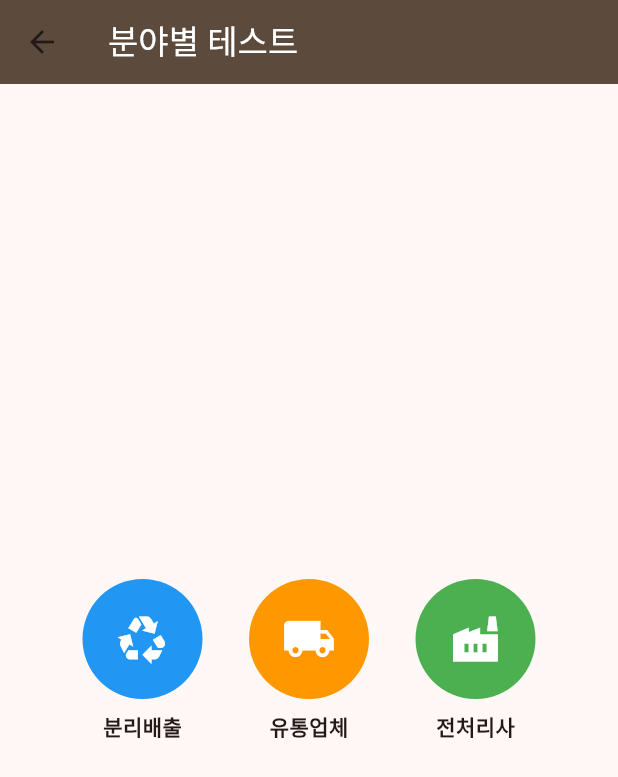
After one commit to doyoon323/BrownSkin-Project, a Flutter app: the Tester screen opened directly, on a phone screen of 412 x 824 dp. The commit adds this screen. Shown: the top 777 px of the screen. Run offline on Flutter 3.47's test engine with Material 3 defaults, Android fonts, the phone set to English and light mode, and no system bars; our stand-ins replace geolocator, google_maps_flutter, percent_indicator, shared_preferences; missing offline and left inert: daum_postcode_view; accounts and stored records are empty; network calls fail.

Commit message:
feat : 시연용 앱 제작

```diff
--- a/lib/main.dart
+++ b/lib/main.dart
@@ -22,6 +22,7 @@ void main() async {
 
 class MyApp extends StatelessWidget {
   final String? initialToken;
+
   const MyApp({super.key, required this.initialToken});
 
   @override
--- /dev/null
+++ b/lib/pages/admin/tester.dart
@@ -0,0 +1,96 @@
+import 'package:brownskin_app/common/themes.dart';
+import 'package:flutter/material.dart';
+import 'package:brownskin_app/pages/agriculture/home_agriculture.dart';
+import 'package:brownskin_app/pages/transporter/home_transporter.dart';
+import 'package:brownskin_app/pages/preprocessor/home_preprocessor.dart';
+
+
+class Tester extends StatelessWidget {
+
+  Tester({super.key});
+
+
+  final String disposer = "aaab7629a0f5d5cea77ccbb16f0e22c339572e04";
+  final String preprocessor = "49aff36822888c39e580e305b1a4e5d64468e348";
+  final String transporter = "af55792179c8576088626e856d47c98c231957fa";
+
+
+  @override
+  Widget build(BuildContext context) {
+    return Scaffold(
+      appBar: AppBar(
+        backgroundColor: AppColors.primaryBrown,
+          title:  Text(
+              "분야별 테스트",
+            style: TextStyle(color: Colors.white)
+          )
+      ),
+      body: Center(
+        child: Padding(
+          padding: const EdgeInsets.all(24.0),
+          child: Row(
+            mainAxisAlignment: MainAxisAlignment.spaceEvenly,
+            children: [
+              _buildCircleButton(
+                icon: Icons.recycling, // 예: 분리수거 아이콘
+                label: '분리배출',
+                color: Colors.blue,
+                onTap: () {
+                  Navigator.push<int>(context,
+                      MaterialPageRoute(builder: (context) => AgriHome(token: disposer)));
+                },
+              ),
+              _buildCircleButton(
+                icon: Icons.local_shipping, // 예: 배송 아이콘
+                label: '유통업체',
+                color: Colors.orange,
+                onTap: () {
+                  Navigator.push<int>(context,
+                      MaterialPageRoute(builder: (context) => TransporterHomePage(token: transporter)));
+                },
+              ),
+
+              _buildCircleButton(
+                icon: Icons.factory,
+                label: '전처리사',
+                color: Colors.green,
+                onTap: () {
+                  Navigator.push<int>(context,
+                      MaterialPageRoute(builder: (context) => PreprocessorHomePage(token: preprocessor)));
+                },
+              ),
+            ],
+          ),
+        ),
+      ),
+    );
+  }
+
+
+  Widget _buildCircleButton({
+    required IconData icon,
+    required String label,
+    required Color color,
+    required VoidCallback onTap,
+  }) {
+    return Column(
+      mainAxisSize: MainAxisSize.min,
+      children: [
+        GestureDetector(
+          onTap: onTap,
+          child: Container(
+            width: 80,
+            height: 80,
+            decoration: BoxDecoration(
+              color: color,
+              shape: BoxShape.circle,
+            ),
+            child: Icon(icon, color: Colors.white, size: 36),
+          ),
+        ),
+        const SizedBox(height: 8),
+        Text(label, style: const TextStyle(fontWeight: FontWeight.bold)),
+      ],
+    );
+  }
+}
```
Also changed, not shown: lib/pages/admin/admin_home.dart (+8 -0 lines), lib/pages/admin/setThreshold_admin.dart (+9 -1 lines), lib/pages/agriculture/home_agriculture.dart (+2 -13 lines).
